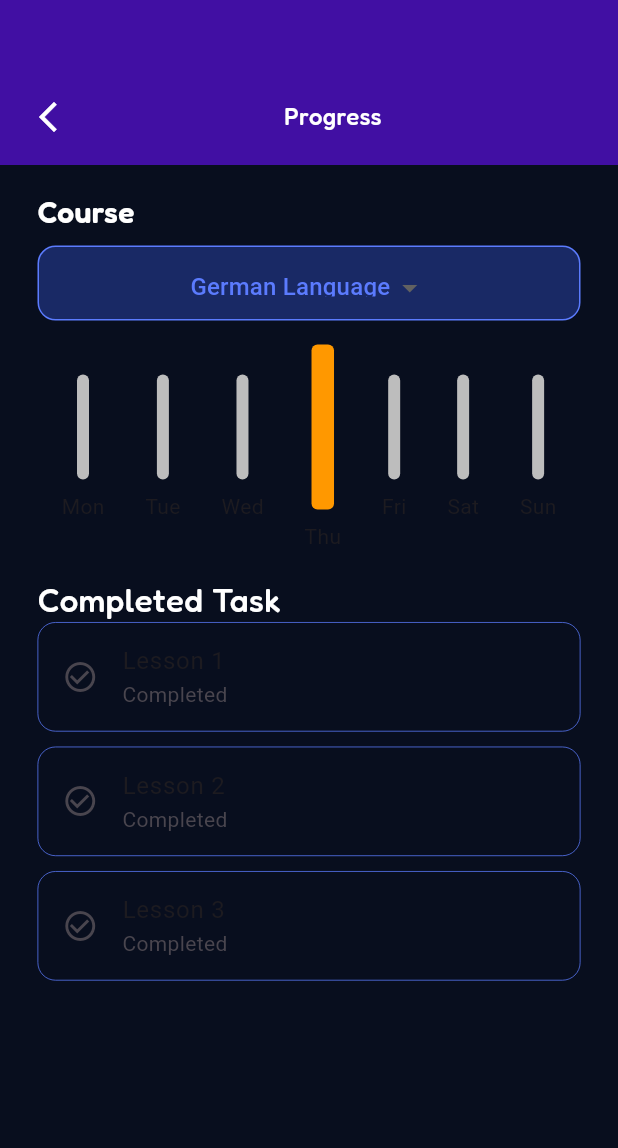
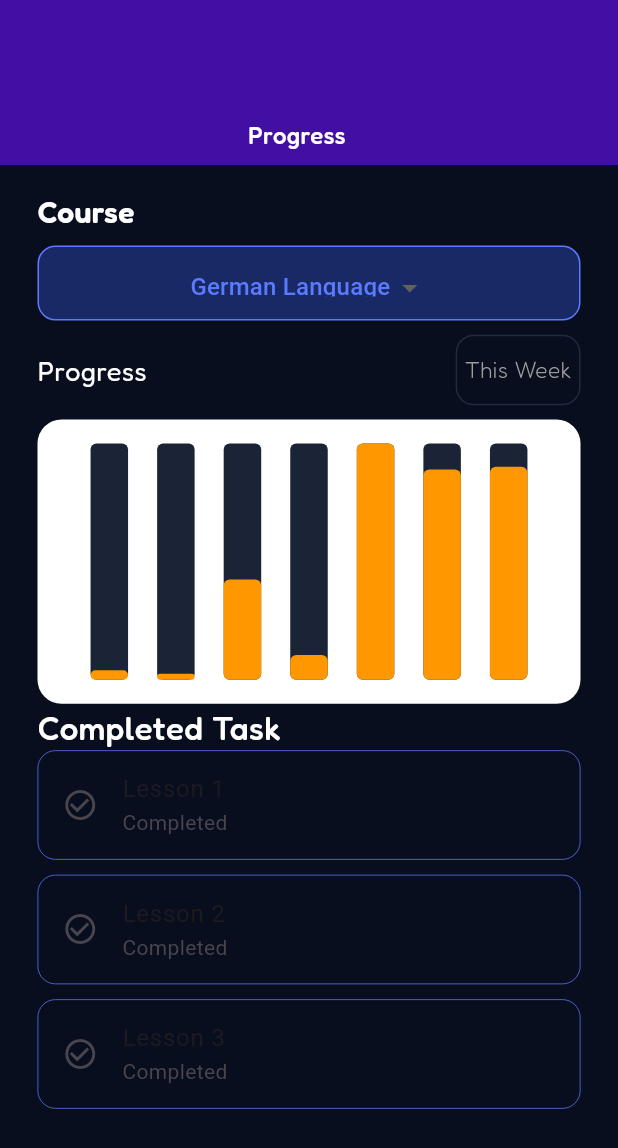
Before and after one commit to nestsoft-dev/language_learning, a Flutter app: the StatsPage screen opened directly, on a phone screen of 412 x 824 dp. Shown: the top 1148 px of the screen. Run offline on Flutter 3.47's test engine with Material 3 defaults, Android fonts, the phone set to English and light mode, and no system bars; drawn by our look-alikes of fl_chart; our stand-ins replace awesome_snackbar_content, google_fonts, google_nav_bar, iconsax, simple_circular_progress_bar, smooth_page_indicator; missing offline and left inert: dotted_dashed_line, simple_animation_progress_bar; Roboto replaces fonts that are missing (Federo).

Commit message:
design BarChart

```diff
--- /dev/null
+++ b/lib/bar graph/bar_data.dart
@@ -0,0 +1,34 @@
+import 'package:language_learning/bar%20graph/individual_bar.dart';
+
+class BarData {
+  final double sunAmount;
+  final double monAmount;
+  final double tueAmount;
+  final double wedAmount;
+  final double thurAmount;
+  final double fridayAmount;
+  final double satAmount;
+
+  BarData(
+      {required this.sunAmount,
+      required this.monAmount,
+      required this.tueAmount,
+      required this.wedAmount,
+      required this.thurAmount,
+      required this.fridayAmount,
+      required this.satAmount});
+
+  List<IndividualBar> barData = [];
+
+  void initializeBarData() {
+    barData = [
+      IndividualBar(x: 0, y: sunAmount),
+      IndividualBar(x: 0, y: monAmount),
+      IndividualBar(x: 0, y: tueAmount),
+      IndividualBar(x: 0, y: wedAmount),
+      IndividualBar(x: 0, y: thurAmount),
+      IndividualBar(x: 0, y: fridayAmount),
+       IndividualBar(x: 0, y: satAmount),
+    ];
+  }
+}
--- /dev/null
+++ b/lib/bar graph/bar_graph.dart
@@ -0,0 +1,89 @@
+// ignore_for_file: public_member_api_docs, sort_constructors_first
+import 'package:fl_chart/fl_chart.dart';
+import 'package:flutter/material.dart';
+import 'package:language_learning/bar%20graph/bar_data.dart';
+import 'package:language_learning/constant/constant.dart';
+
+class MyBarGraph extends StatelessWidget {
+  final List weeklySummary;
+  const MyBarGraph({
+    Key? key,
+    required this.weeklySummary,
+  }) : super(key: key);
+
+  @override
+  Widget build(BuildContext context) {
+    BarData myBarData = BarData(
+        sunAmount: weeklySummary[0],
+        monAmount: weeklySummary[1],
+        tueAmount: weeklySummary[2],
+        wedAmount: weeklySummary[3],
+        thurAmount: weeklySummary[4],
+        fridayAmount: weeklySummary[5],
+        satAmount: weeklySummary[6]);
+    myBarData.initializeBarData();
+    return BarChart(BarChartData(
+        maxY: 100,
+        minY: 0,
+        gridData: const FlGridData(show: false),
+        borderData: FlBorderData(show: false),
+        titlesData: const FlTitlesData(
+          show: false,
+          topTitles: AxisTitles(
+            sideTitles: SideTitles(showTitles: false),
+          ),
+          leftTitles: AxisTitles(
+            sideTitles: SideTitles(showTitles: false),
+          ),
+          rightTitles: AxisTitles(
+            sideTitles: SideTitles(showTitles: false),
+          ),
+          bottomTitles: AxisTitles(
+              sideTitles: SideTitles(
+                  showTitles: true, getTitlesWidget: getBottomTitle)),
+        ),
+        barGroups: myBarData.barData
+            .map((data) => BarChartGroupData(x: data.x, barRods: [
+                  BarChartRodData(
+                    toY: data.y,
+                    color: orange,
+                    width: 25,
+                    backDrawRodData: BackgroundBarChartRodData(
+                        show: true, toY: 100, color: textInputColor),
+                    borderRadius: BorderRadius.circular(4),
+                  ),
+                ]))
+            .toList()));
+  }
+}
+
+Widget getBottomTitle(double value, TitleMeta meta) {
+  Widget text;
+  switch (value.toInt()) {
+    case 0:
+      text = const Text('Sun');
+      break;
+    case 1:
+      text = const Text('Mon');
+      break;
+    case 2:
+      text = const Text('Tue');
+      break;
+    case 3:
+      text = const Text('Wed');
+      break;
+    case 4:
+      text = const Text('Thur');
+      break;
+    case 5:
+      text = const Text('Fri');
+      break;
+    case 6:
+      text = const Text('Sat');
+      break;
+    default:
+      text = const Text('');
+      break;
+  }
+  return SideTitleWidget(axisSide: meta.axisSide, child: text);
+}
--- /dev/null
+++ b/lib/bar graph/individual_bar.dart
@@ -0,0 +1,8 @@
+class IndividualBar {
+  final int x;
+  final double y;
+
+  IndividualBar({required this.x, required this.y});
+
+
+}
--- a/lib/data/utils/snack_bars.dart
+++ b/lib/data/utils/snack_bars.dart
@@ -71,6 +71,7 @@ void normalSnack(BuildContext context, String title, String message) {
   final materialBanner = MaterialBanner(
     /// need to set following properties for best effect of awesome_snackbar_content
     elevation: 0,
+
     backgroundColor: Colors.transparent,
     forceActionsBelow: true,
     content: AwesomeSnackbarContent(
--- a/lib/presentation/screens/home.dart
+++ b/lib/presentation/screens/home.dart
@@ -6,6 +6,8 @@ import 'package:language_learning/presentation/widgets/course_card.dart';
 import 'package:language_learning/presentation/widgets/featured_courses.dart';
 import 'package:language_learning/presentation/widgets/home_appbar.dart';
 import 'package:language_learning/presentation/widgets/mytext.dart';
+
+import 'grammer_quiz.dart';
 
 class HomePage extends StatefulWidget {
   const HomePage({super.key});
@@ -112,9 +114,9 @@ class _HomePageState extends State<HomePage> {
                     itemBuilder: (_, index) => GestureDetector(
                         onTap: () {
                           Navigator.of(context).push(MaterialPageRoute(
-                              builder: (_) => const SubscriptionPlan()));
+                              builder: (_) => const GrammerQuiz()));
                         },
-                        child: FeaturedCoursesCard())),
+                        child: const FeaturedCoursesCard())),
               ),
             ),
             SizedBox(
--- a/lib/presentation/screens/stats.dart
+++ b/lib/presentation/screens/stats.dart
@@ -1,5 +1,6 @@
 import 'package:flutter/material.dart';
 import 'package:google_fonts/google_fonts.dart';
+import 'package:language_learning/bar%20graph/bar_graph.dart';
 import 'package:language_learning/constant/constant.dart';
 import 'package:language_learning/presentation/widgets/appbar.dart';
 import 'package:language_learning/presentation/widgets/mytext.dart';
@@ -12,6 +13,7 @@ class StatsPage extends StatefulWidget {
 }
 
 class _StatsPageState extends State<StatsPage> {
+  List<double> weeklySummary = [4.0, 2.50, 42.42, 10.50, 100.20, 88.99, 90.10];
   @override
   Widget build(BuildContext context) {
     final size = MediaQuery.of(context).size;
@@ -44,7 +46,7 @@ class _StatsPageState extends State<StatsPage> {
                   decoration: BoxDecoration(
                     borderRadius: BorderRadius.circular(12),
                     border: Border.all(color: onBoardingButton),
-                    color: Color.fromARGB(82, 61, 99, 250),
+                    color: const Color.fromARGB(82, 61, 99, 250),
                   ),
                   child: Center(
                     child: DropdownButton(
@@ -77,41 +79,75 @@ class _StatsPageState extends State<StatsPage> {
                     ),
                   ),
                 ),
-                Container(
-                  padding: const EdgeInsets.all(16),
-                  decoration: BoxDecoration(
-                    borderRadius: BorderRadius.circular(16),
-                  ),
+                SizedBox(
+                  height: size.height * 0.08,
                   child: Row(
                     mainAxisAlignment: MainAxisAlignment.spaceBetween,
                     children: [
-                      for (var day in [
-                        'Mon',
-                        'Tue',
-                        'Wed',
-                        'Thu',
-                        'Fri',
-                        'Sat',
-                        'Sun'
-                      ])
-                        Column(
-                          children: [
-                            Container(
-                              height: day == 'Thu' ? 110 : 70,
-                              width: day == 'Thu' ? 15 : 8,
-                              decoration: BoxDecoration(
-                                borderRadius: BorderRadius.circular(4),
-                                color: day == 'Thu'
-                                    ? Colors.orange
-                                    : Colors.grey[400],
-                              ),
-                            ),
-                            const SizedBox(height: 8),
-                            Text(day),
-                          ],
+                      const MyText(
+                          text: 'Progress',
+                          weight: FontWeight.w400,
+                          color: Colors.white,
+                          fontSize: 18,
+                          alignment: TextAlign.start),
+                      Container(
+                        height: 47,
+                        padding: const EdgeInsets.all(5),
+                        decoration: BoxDecoration(
+                            border: Border.all(color: textInputColorShade),
+                            borderRadius: BorderRadius.circular(12)),
+                        child: const Center(
+                          child: MyText(
+                              text: 'This Week',
+                              weight: FontWeight.w300,
+                              color: Colors.grey,
+                              fontSize: 15,
+                              alignment: TextAlign.center),
                         ),
+                      )
                     ],
                   ),
+                ),
+                Container(
+                  alignment: Alignment.bottomCenter,
+                  height: size.height * 0.23,
+                  padding: const EdgeInsets.all(16),
+                  decoration: BoxDecoration(
+                    color: Colors.white,
+                    borderRadius: BorderRadius.circular(16),
+                  ),
+                  child: MyBarGraph(weeklySummary:weeklySummary,),
+                  //  Row(
+                  //   mainAxisAlignment: MainAxisAlignment.spaceBetween,
+                  //   children: [
+                  //     for (var day in [
+                  //       'Mon',
+                  //       'Tue',
+                  //       'Wed',
+                  //       'Thu',
+                  //       'Fri',
+                  //       'Sat',
+                  //       'Sun'
+                  //     ])
+                  //       Column(
+                  //         mainAxisAlignment: MainAxisAlignment.end,
+                  //         children: [
+                  //           Container(
+                  //             height: day == 'Thu' ? 110 : 70,
+                  //             width: day == 'Thu' ? 15 : 8,
+                  //             decoration: BoxDecoration(
+                  //               borderRadius: BorderRadius.circular(4),
+                  //               color: day == 'Thu'
+                  //                   ? Colors.orange
+                  //                   : Colors.grey[400],
+                  //             ),
+                  //           ),
+                  //           const SizedBox(height: 8),
+                  //           Text(day),
+                  //         ],
+                  //       ),
+                  //   ],
+                  // ),
                 ),
                 const MyText(
                     text: 'Completed Task',
@@ -133,7 +169,7 @@ class _StatsPageState extends State<StatsPage> {
                       borderRadius: BorderRadius.circular(12),
                       border: Border.all(width: 0.5, color: onBoardingButton)),
                   child: ListTile(
-                    leading: Icon(Icons.check_circle_outline),
+                    leading: const Icon(Icons.check_circle_outline),
                     title: Text('Lesson ${index + 1}'),
                     subtitle: const Text('Completed'),
                   ),
--- a/lib/presentation/widgets/appbar.dart
+++ b/lib/presentation/widgets/appbar.dart
@@ -32,7 +32,9 @@ class MyAppBar extends StatelessWidget {
             child: Row(
               mainAxisAlignment: MainAxisAlignment.spaceBetween,
               children: [
-                IconButton(
+                onPressed == null
+                    ? const SizedBox()
+                    : IconButton(
                         onPressed: onPressed,
                         icon: const Icon(
                           Icons.arrow_back_ios_new_sharp,
```
Also changed, not shown: lib/data/utils/functions.dart (+59 -7 lines), lib/presentation/pages/learning_page.dart (+6 -5 lines), lib/presentation/screens/grammer_quiz.dart (added, +216 -0 lines), lib/presentation/widgets/grammer_box.dart (added, +26 -0 lines), lib/presentation/widgets/grammer_options.dart (added, +32 -0 lines), lib/presentation/widgets/intro_last_page.dart (+9 -7 lines), lib/presentation/widgets/linear_question.dart (+7 -4 lines), pubspec.yaml (+4 -3 lines), lib/model/barchart_model.dart (added), pubspec.lock, 6 other files. Lines whose indentation alone changed are shown as unchanged.
